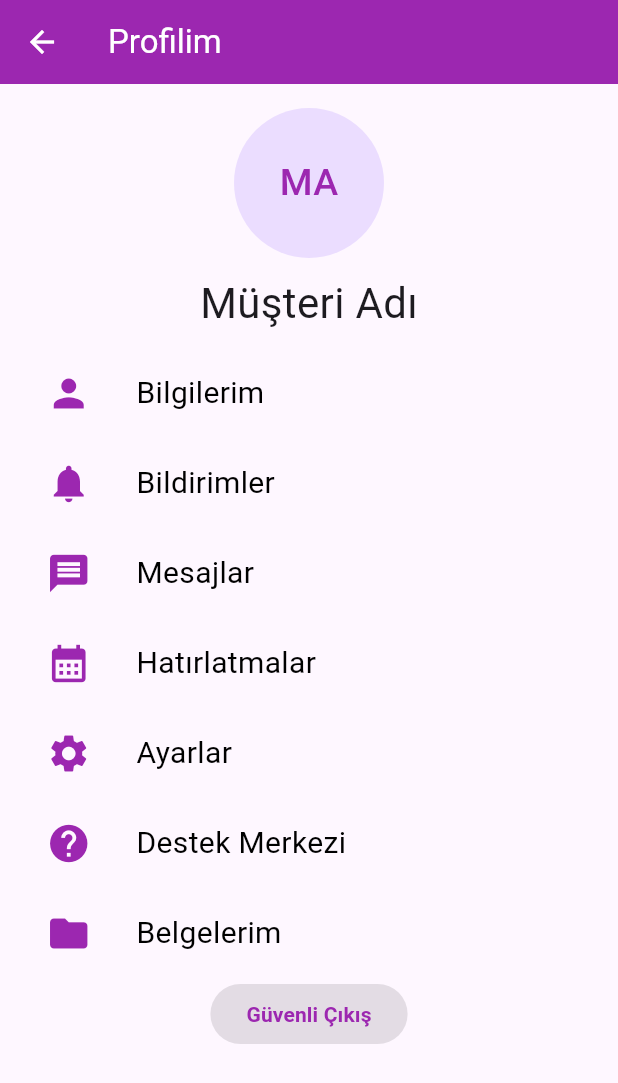
After one commit to turkerontasci/bank_app, a Flutter app: the screen it shows after launch, after a tap on the "person" icon, on a phone screen of 412 x 824 dp. The commit adds this screen. Shown: the top 1083 px of the screen. Run offline on Flutter 3.47's test engine with Material 3 defaults, Android fonts, the phone set to English and light mode, and no system bars; our stand-ins replace carousel_slider; missing offline and left inert: font_awesome_icon_class.

Commit message:
profile screen

```diff
--- a/lib/tab_screens/tab_main.dart
+++ b/lib/components/carousel_widget.dart
@@ -3,14 +3,14 @@ import 'package:flutter/material.dart';
 import 'package:bank_app/components/dummy_text.dart';
 import 'package:bank_app/dummy_screens/summary_screen.dart';
 
-class TabMainScreen extends StatefulWidget {
-  const TabMainScreen({super.key});
+class CarouselWidget extends StatefulWidget {
+  const CarouselWidget({super.key});
 
   @override
-  State<TabMainScreen> createState() => _TabMainScreenState();
+  State<CarouselWidget> createState() => _CarouselWidgetState();
 }
 
-class _TabMainScreenState extends State<TabMainScreen> {
+class _CarouselWidgetState extends State<CarouselWidget> {
   @override
   Widget build(BuildContext context) {
     return Container(
--- a/lib/components/custom_app_bar.dart
+++ b/lib/components/custom_app_bar.dart
@@ -1,6 +1,5 @@
 import 'package:bank_app/components/account_widget.dart';
-import 'package:bank_app/tab_screens/tab_main.dart';
-import 'package:flutter/cupertino.dart';
+import 'package:bank_app/components/carousel_widget.dart';
 import 'package:flutter/material.dart';
 
 class CustomScrollAppBar extends StatelessWidget {
@@ -47,9 +46,9 @@ class CustomScrollAppBar extends StatelessWidget {
           delegate: SliverChildBuilderDelegate(
             // The builder function returns a ListTile with a title that
             // displays the index of the current item.
-            (context, index) => Column(
+            (context, index) => const Column(
               children: [
-                TabMainScreen(),
+                CarouselWidget(),
                 AccountsWidget(),
               ],
             ),
--- a/lib/components/dummy_widgets.dart
+++ b/lib/components/dummy_widgets.dart
@@ -1,3 +1,4 @@
+import 'package:bank_app/dummy_screens/profile_screen.dart';
 import 'package:flutter/material.dart';
 
 class AccountBox extends StatelessWidget {
@@ -167,6 +168,15 @@ class UserAvatar extends StatelessWidget {
   Widget build(BuildContext context) {
     return Padding(
       padding: const EdgeInsets.all(10.0),
+      child: GestureDetector(
+        onTap: () {
+          Navigator.push(
+            context,
+            MaterialPageRoute(
+              builder: (_) => const ProfileScreen(),
+            ),
+          );
+        },
         child: Container(
           decoration: BoxDecoration(
               borderRadius: BorderRadius.circular(100),
@@ -176,6 +186,7 @@ class UserAvatar extends StatelessWidget {
             color: Colors.white,
           ),
         ),
+      ),
     );
   }
 }
--- /dev/null
+++ b/lib/dummy_screens/login_screen.dart
@@ -0,0 +1,15 @@
+import 'package:flutter/material.dart';
+
+class LoginScreen extends StatefulWidget {
+  const LoginScreen({super.key});
+
+  @override
+  State<LoginScreen> createState() => _LoginScreenState();
+}
+
+class _LoginScreenState extends State<LoginScreen> {
+  @override
+  Widget build(BuildContext context) {
+    return Container();
+  }
+}
--- a/lib/dummy_screens/main_screen.dart
+++ b/lib/dummy_screens/main_screen.dart
@@ -1,7 +1,7 @@
 import 'package:flutter/material.dart';
 import '../components/account_widget.dart';
 import '../components/dummy_widgets.dart';
-import '../tab_screens/tab_main.dart';
+import '../components/carousel_widget.dart';
 
 class MainScreen extends StatefulWidget {
   const MainScreen({super.key});
@@ -43,7 +43,7 @@ class _MainScreenState extends State<MainScreen> {
         clipBehavior: Clip.none,
         child: Column(
           children: <Widget>[
-            TabMainScreen(),
+            CarouselWidget(),
             AccountsWidget(),
             AccountsWidget(),
           ],
--- /dev/null
+++ b/lib/dummy_screens/profile_screen.dart
@@ -0,0 +1,142 @@
+import 'package:flutter/material.dart';
+
+class ProfileScreen extends StatefulWidget {
+  const ProfileScreen({super.key});
+
+  @override
+  State<ProfileScreen> createState() => _ProfileScreenState();
+}
+
+class _ProfileScreenState extends State<ProfileScreen> {
+  @override
+  Widget build(BuildContext context) {
+    return Scaffold(
+      appBar: AppBar(
+        title: const Text(
+          "Profilim",
+          style: TextStyle(
+            color: Colors.white,
+          ),
+        ),
+        backgroundColor: Colors.purple,
+        leading: const BackButton(
+          color: Colors.white,
+        ),
+      ),
+      body: const SingleChildScrollView(
+        child: Column(
+          children: <Widget>[
+            SizedBox(
+              height: 16.0,
+            ),
+            CircleAvatar(
+              radius: 50.0,
+              child: Text(
+                "MA",
+                style: TextStyle(
+                  color: Colors.purple,
+                  fontSize: 25.0,
+                ),
+              ),
+            ),
+            Padding(
+              padding: EdgeInsets.all(10.0),
+              child: Text(
+                "Müşteri Adı",
+                style: TextStyle(
+                  fontSize: 28.0,
+                  fontWeight: FontWeight.w400,
+                ),
+              ),
+            ),
+            Center(
+              child: Column(
+                children: <Widget>[
+                  CustomButton(
+                    title: "Bilgilerim",
+                    iconData: Icons.person,
+                  ),
+                  CustomButton(
+                    title: "Bildirimler",
+                    iconData: Icons.notifications,
+                  ),
+                  CustomButton(
+                    title: "Mesajlar",
+                    iconData: Icons.message,
+                  ),
+                  CustomButton(
+                    title: "Hatırlatmalar",
+                    iconData: Icons.calendar_month,
+                  ),
+                  CustomButton(
+                    title: "Ayarlar",
+                    iconData: Icons.settings,
+                  ),
+                  CustomButton(
+                    title: "Destek Merkezi",
+                    iconData: Icons.help,
+                  ),
+                  CustomButton(
+                    title: "Belgelerim",
+                    iconData: Icons.folder,
+                  ),
+                ],
+              ),
+            ),
+            ElevatedButton(
+              onPressed: null,
+              child: Text(
+                "Güvenli Çıkış",
+                style: TextStyle(
+                  color: Colors.purple,
+                  fontWeight: FontWeight.bold,
+                ),
+              ),
+            ),
+          ],
+        ),
+      ),
+    );
+  }
+}
+
+class CustomButton extends StatelessWidget {
+  const CustomButton({
+    required this.title,
+    required this.iconData,
+    super.key,
+  });
+
+  final String title;
+  final IconData iconData;
+
+  @override
+  Widget build(BuildContext context) {
+    return Padding(
+      padding: const EdgeInsets.all(5.0),
+      child: SizedBox(
+        height: 50.0,
+        width: MediaQuery.sizeOf(context).width * 0.85,
+        child: Row(
+          children: <Widget>[
+            Icon(
+              iconData,
+              size: 30.0,
+              color: Colors.purple,
+            ),
+            const SizedBox(
+              width: 30.0,
+            ),
+            Text(
+              title,
+              style: const TextStyle(
+                color: Colors.black,
+                fontSize: 20.0,
+              ),
+            ),
+          ],
+        ),
+      ),
+    );
+  }
+}
--- a/lib/home_screen.dart
+++ b/lib/home_screen.dart
@@ -33,16 +33,25 @@ class _HomeScreenState extends State<HomeScreen> {
         onTap: _onItemTapped,
         items: const <BottomNavigationBarItem>[
           BottomNavigationBarItem(
-            icon: Icon(Icons.home),
+            icon: Icon(
+              Icons.home,
+              size: 23,
+            ),
             label: "Anasayfa",
           ),
           BottomNavigationBarItem(
-            icon: Icon(CupertinoIcons.arrow_right_arrow_left),
+            icon: Icon(
+              CupertinoIcons.arrow_right_arrow_left,
+              size: 23,
+            ),
             label: "Transfer",
           ),
           BottomNavigationBarItem(
-            icon: Icon(Icons.favorite_border),
-            label: "Senin İçin",
+            icon: Icon(
+              Icons.favorite_border,
+              size: 23,
+            ),
+            label: "Sizin İçin",
           ),
         ],
       ),
```
Also changed, not shown: 1 other file. Lines whose indentation alone changed are shown as unchanged.
